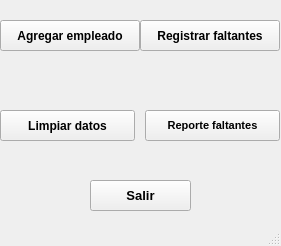
CodeDrTech/DevelopPython, file MiniNomina/FrmDesign/PanelPrincipal.ui: the form before one commit.
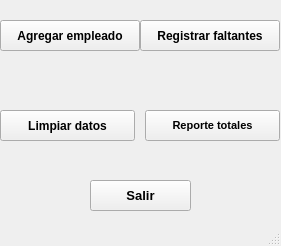
The form after the commit. Icons and pictures are not drawn.

The edit to the form file:
```diff
--- a/MiniNomina/FrmDesign/PanelPrincipal.ui
+++ b/MiniNomina/FrmDesign/PanelPrincipal.ui
@@ -112,7 +112,7 @@
      </font>
     </property>
     <property name="text">
-     <string>Reporte faltantes</string>
+     <string>Reporte totales</string>
     </property>
     <property name="icon">
      <iconset>
```
